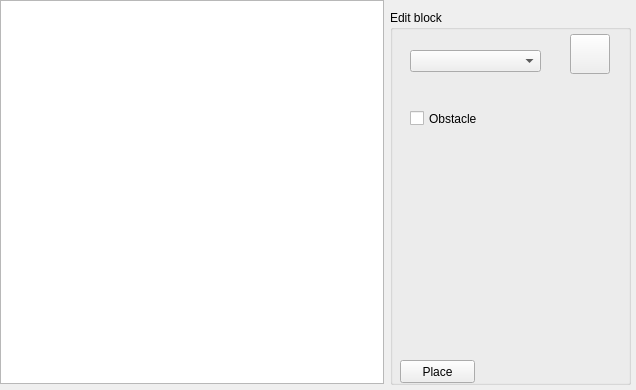
This is mainwindow.ui in Banadora/tails-editor as Qt 5 draws it before an edit. The edited form follows.
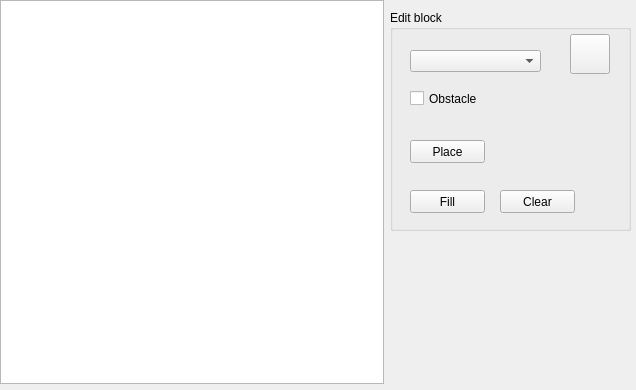
This is the edited form. Icons and pictures are not drawn.

Commit message: Restore selection pos after fill/erase + added btn to fill/erase map

```diff
--- a/mainwindow.ui
+++ b/mainwindow.ui
@@ -30,7 +30,7 @@
       <x>390</x>
       <y>10</y>
       <width>241</width>
-      <height>375</height>
+      <height>221</height>
      </rect>
     </property>
     <property name="title">
@@ -40,7 +40,7 @@
      <property name="geometry">
       <rect>
        <x>20</x>
-       <y>100</y>
+       <y>80</y>
        <width>70</width>
        <height>17</height>
       </rect>
@@ -85,8 +85,8 @@
     <widget class="QPushButton" name="placeBlock">
      <property name="geometry">
       <rect>
-       <x>10</x>
-       <y>350</y>
+       <x>20</x>
+       <y>130</y>
        <width>75</width>
        <height>23</height>
       </rect>
@@ -95,6 +95,32 @@
       <string>Place</string>
      </property>
     </widget>
+    <widget class="QPushButton" name="fillBtn">
+     <property name="geometry">
+      <rect>
+       <x>20</x>
+       <y>180</y>
+       <width>75</width>
+       <height>23</height>
+      </rect>
+     </property>
+     <property name="text">
+      <string>Fill</string>
+     </property>
+    </widget>
+    <widget class="QPushButton" name="clearBtn">
+     <property name="geometry">
+      <rect>
+       <x>110</x>
+       <y>180</y>
+       <width>75</width>
+       <height>23</height>
+      </rect>
+     </property>
+     <property name="text">
+      <string>Clear</string>
+     </property>
+    </widget>
    </widget>
   </widget>
  </widget>
```
Left out of the diff: 2 changed lines with no effect on the pictures. The commit also changes 6 other files.
